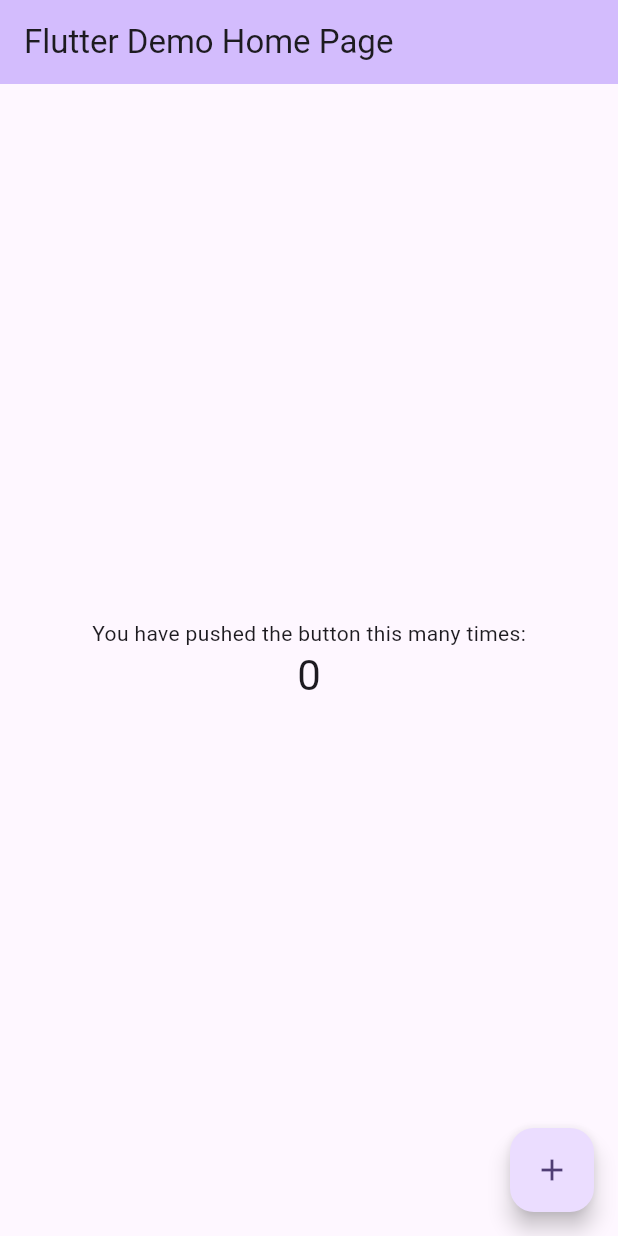
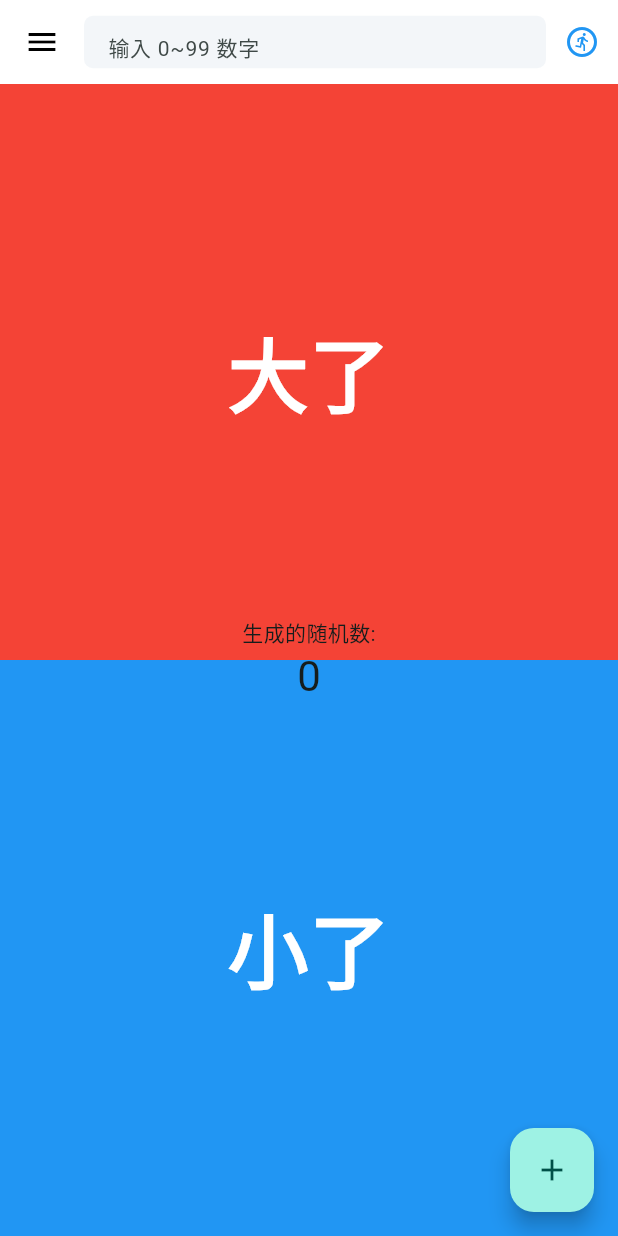
Before and after one commit to wfg055/flutter_example, a Flutter app: the screen it shows after launch, on a phone screen of 412 x 824 dp. Run offline on Flutter 3.47's test engine with Material 2 defaults, Android fonts, the phone set to English and light mode, and no system bars.

Commit message:
feat:页面准备完成

```diff
--- /dev/null
+++ b/lib/counter/counter_page.dart
@@ -0,0 +1 @@
+import 'package:flutter/material.dart';
--- /dev/null
+++ b/lib/guess/guess_app_bar.dart
@@ -0,0 +1,48 @@
+import 'package:flutter/material.dart';
+import 'package:flutter/services.dart';
+
+class GuessAppBar extends StatelessWidget implements PreferredSizeWidget {
+  const GuessAppBar({Key? key}) : super(key: key);
+
+  @override
+  Widget build(BuildContext context) {
+    return AppBar(
+      systemOverlayStyle: const SystemUiOverlayStyle(
+          statusBarIconBrightness: Brightness.dark,
+          statusBarColor: Colors.transparent),
+      // leadingWidth: 54,
+      titleSpacing: 0,
+      leading: const Icon(
+        Icons.menu,
+        color: Colors.black,
+      ),
+      actions: [
+        IconButton(
+            splashRadius: 20,
+            onPressed: () {},
+            icon: const Icon(
+              Icons.run_circle_outlined,
+              color: Colors.blue,
+            ))
+      ],
+      backgroundColor: Colors.white,
+      elevation: 0,
+      title: const TextField(
+        keyboardType: TextInputType.number,
+        decoration: InputDecoration(
+            filled: true,
+            fillColor: Color(0xffF3F6F9),
+            constraints: BoxConstraints(maxHeight: 35),
+            border: UnderlineInputBorder(
+              borderSide: BorderSide.none,
+              borderRadius: BorderRadius.all(Radius.circular(6)),
+            ),
+            hintText: "输入 0~99 数字",
+            hintStyle: TextStyle(fontSize: 14)),
+      ),
+    );
+  }
+
+  @override
+  Size get preferredSize => const Size.fromHeight(kToolbarHeight);
+}
--- /dev/null
+++ b/lib/guess/guess_page.dart
@@ -0,0 +1,62 @@
+import 'package:flutter/material.dart';
+import 'dart:math';
+import './result_notice.dart';
+import './guess_app_bar.dart';
+
+class GuessPage extends StatefulWidget {
+  const GuessPage({super.key, required this.title});
+  final String title;
+
+  @override
+  State<GuessPage> createState() => _GuessPageState();
+}
+
+class _GuessPageState extends State<GuessPage> {
+  int _value = 0;
+  final _random = Random();
+  void _generateRandomValue() {
+    setState(() {
+      _value = _random.nextInt(100);
+    });
+  }
+
+  @override
+  Widget build(BuildContext context) {
+    return Scaffold(
+      appBar: const GuessAppBar(),
+      body: Stack(children: [
+        const Column(
+          children: [
+            ResultNotice(
+              color: Colors.red,
+              info: '大了',
+            ),
+            ResultNotice(
+              color: Colors.blue,
+              info: '小了',
+            )
+          ],
+        ),
+        Center(
+          child: Column(
+            mainAxisAlignment: MainAxisAlignment.center,
+            children: <Widget>[
+              const Text(
+                '生成的随机数:',
+              ),
+              Text(
+                '$_value',
+                style: Theme.of(context).textTheme.headlineMedium,
+              ),
+            ],
+          ),
+        )
+      ]),
+      floatingActionButton: FloatingActionButton(
+        onPressed: _generateRandomValue,
+        tooltip: 'Increment',
+        child: const Icon(Icons.add),
+      ), // This trailing comma makes auto-formatting nicer for build methods.
+    );
+  }
+}
--- /dev/null
+++ b/lib/guess/result_notice.dart
@@ -0,0 +1,23 @@
+import 'package:flutter/material.dart';
+
+class ResultNotice extends StatelessWidget {
+  final Color color;
+  final String info;
+  const ResultNotice({Key? key, required this.color, required this.info})
+      : super(key: key);
+
+  @override
+  Widget build(BuildContext context) {
+    return Expanded(
+        child: Container(
+            color: color,
+            alignment: Alignment.center,
+            child: Text(
+              info,
+              style: const TextStyle(
+                  fontSize: 54,
+                  color: Colors.white,
+                  fontWeight: FontWeight.bold),
+            )));
+  }
+}
--- a/lib/main.dart
+++ b/lib/main.dart
@@ -1,3 +1,5 @@
+import 'counter/counter_page.dart';
+import 'guess/guess_page.dart';
 import 'package:flutter/material.dart';
 
 void main() {
@@ -6,120 +8,15 @@ void main() {
 
 class MyApp extends StatelessWidget {
   const MyApp({super.key});
-
-  // This widget is the root of your application.
   @override
   Widget build(BuildContext context) {
     return MaterialApp(
       title: 'Flutter Demo',
       theme: ThemeData(
-        // This is the theme of your application.
-        //
-        // TRY THIS: Try running your application with "flutter run". You'll see
-        // the application has a blue toolbar. Then, without quitting the app,
-        // try changing the seedColor in the colorScheme below to Colors.green
-        // and then invoke "hot reload" (save your changes or press the "hot
-        // reload" button in a Flutter-supported IDE, or press "r" if you used
-        // the command line to start the app).
-        //
-        // Notice that the counter didn't reset back to zero; the application
-        // state is not lost during the reload. To reset the state, use hot
-        // restart instead.
-        //
-        // This works for code too, not just values: Most code changes can be
-        // tested with just a hot reload.
-        colorScheme: ColorScheme.fromSeed(seedColor: Colors.deepPurple),
+        colorScheme: ColorScheme.fromSeed(seedColor: Colors.teal),
         useMaterial3: true,
       ),
-      home: const MyHomePage(title: 'Flutter Demo Home Page'),
+      home: const GuessPage(title: '猜数字'),
     );
   }
 }
-
-class MyHomePage extends StatefulWidget {
-  const MyHomePage({super.key, required this.title});
-
-  // This widget is the home page of your application. It is stateful, meaning
-  // that it has a State object (defined below) that contains fields that affect
-  // how it looks.
-
-  // This class is the configuration for the state. It holds the values (in this
-  // case the title) provided by the parent (in this case the App widget) and
-  // used by the build method of the State. Fields in a Widget subclass are
-  // always marked "final".
-
-  final String title;
-
-  @override
-  State<MyHomePage> createState() => _MyHomePageState();
-}
-
-class _MyHomePageState extends State<MyHomePage> {
-  int _counter = 0;
-
-  void _incrementCounter() {
-    setState(() {
-      // This call to setState tells the Flutter framework that something has
-      // changed in this State, which causes it to rerun the build method below
-      // so that the display can reflect the updated values. If we changed
-      // _counter without calling setState(), then the build method would not be
-      // called again, and so nothing would appear to happen.
-      _counter++;
-    });
-  }
-
-  @override
-  Widget build(BuildContext context) {
-    // This method is rerun every time setState is called, for instance as done
-    // by the _incrementCounter method above.
-    //
-    // The Flutter framework has been optimized to make rerunning build methods
-    // fast, so that you can just rebuild anything that needs updating rather
-    // than having to individually change instances of widgets.
-    return Scaffold(
-      appBar: AppBar(
-        // TRY THIS: Try changing the color here to a specific color (to
-        // Colors.amber, perhaps?) and trigger a hot reload to see the AppBar
-        // change color while the other colors stay the same.
-        backgroundColor: Theme.of(context).colorScheme.inversePrimary,
-        // Here we take the value from the MyHomePage object that was created by
-        // the App.build method, and use it to set our appbar title.
-        title: Text(widget.title),
-      ),
-      body: Center(
-        // Center is a layout widget. It takes a single child and positions it
-        // in the middle of the parent.
-        child: Column(
-          // Column is also a layout widget. It takes a list of children and
-          // arranges them vertically. By default, it sizes itself to fit its
-          // children horizontally, and tries to be as tall as its parent.
-          //
-          // Column has various properties to control how it sizes itself and
-          // how it positions its children. Here we use mainAxisAlignment to
-          // center the children vertically; the main axis here is the vertical
-          // axis because Columns are vertical (the cross axis would be
-          // horizontal).
-          //
-          // TRY THIS: Invoke "debug painting" (choose the "Toggle Debug Paint"
-          // action in the IDE, or press "p" in the console), to see the
-          // wireframe for each widget.
-          mainAxisAlignment: MainAxisAlignment.center,
-          children: <Widget>[
-            const Text(
-              'You have pushed the button this many times:',
-            ),
-            Text(
-              '$_counter',
-              style: Theme.of(context).textTheme.headlineMedium,
-            ),
-          ],
-        ),
-      ),
-      floatingActionButton: FloatingActionButton(
-        onPressed: _incrementCounter,
-        tooltip: 'Increment',
-        child: const Icon(Icons.add),
-      ), // This trailing comma makes auto-formatting nicer for build methods.
-    );
-  }
-}
```
Also changed, not shown: pubspec.lock, 2 other files.
